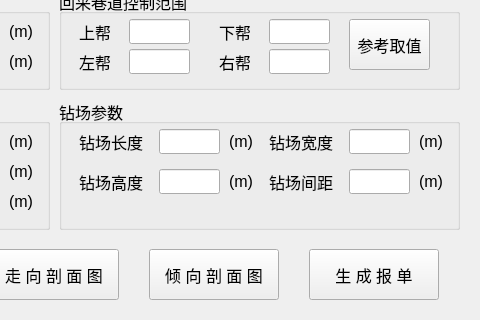
Before: the Qt Designer form python/cbm/uifiles/gas_design_p1_1_dlg.ui in wyrover/cbm, drawn with Qt 5; both pictures show x 381 to 861 and y 141 to 461 of the 861 by 461 pixel window.
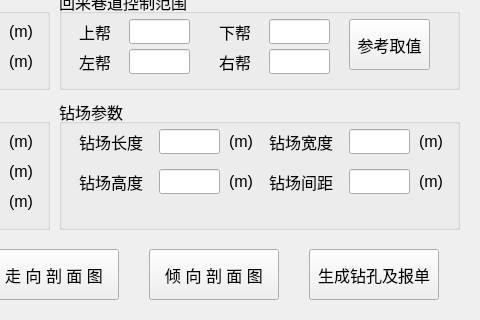
After: the same form once the commit is applied. Icons and pictures are not drawn.

What changed in the file:
```diff
--- a/python/cbm/uifiles/gas_design_p1_1_dlg.ui
+++ b/python/cbm/uifiles/gas_design_p1_1_dlg.ui
@@ -1117,7 +1117,7 @@
      </font>
     </property>
     <property name="text">
-     <string>生 成 报 单</string>
+     <string>生成钻孔及报单</string>
     </property>
    </widget>
   </widget>
```
